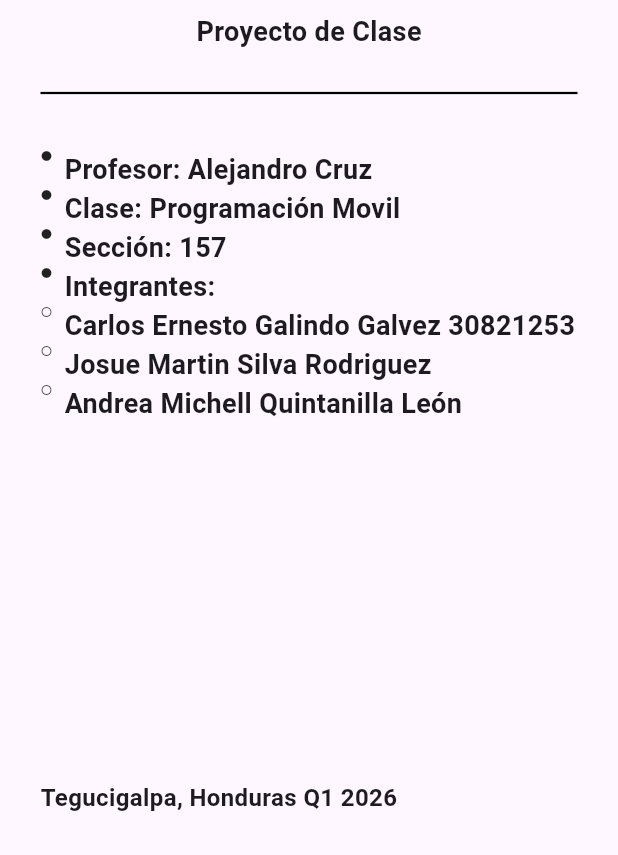
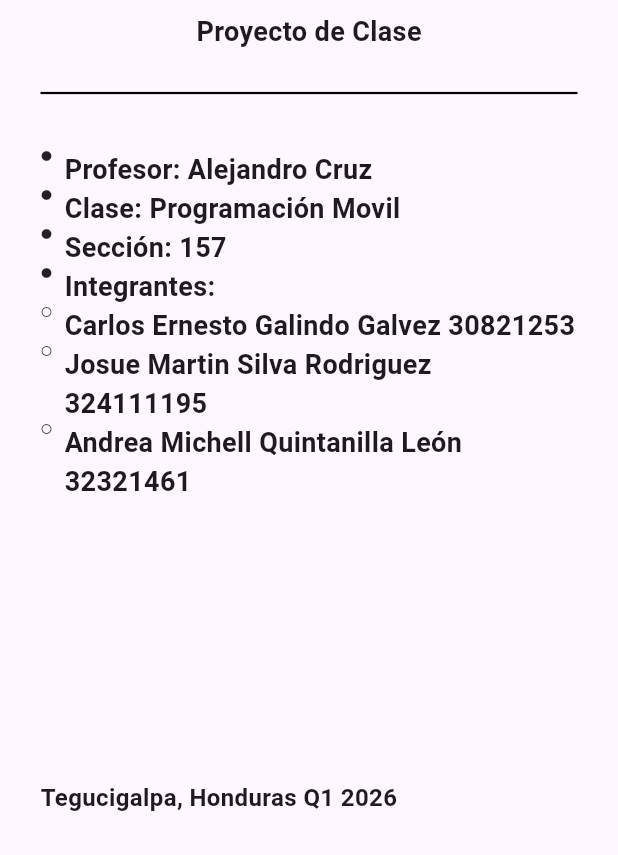
Before and after one commit to Josuesilva1/proyecto_DocuCheck, a Flutter app: the Acercade screen opened by its route, on a phone screen of 412 x 824 dp, the part 381-1236 px from its top. Run offline on Flutter 3.47's test engine with Material 3 defaults, Android fonts, the phone set to English and light mode, and no system bars; our stand-ins replace image_picker; missing offline and left inert: google_mlkit_text_recognition.

Commit message:
Update acercaDe.dart

```diff
--- a/lib/pages/acercaDe.dart
+++ b/lib/pages/acercaDe.dart
@@ -44,8 +44,8 @@ class Acercade extends StatelessWidget {
             bulletItem('Sección: 157'),
             bulletItem('Integrantes:'),
             bulletSubItem('Carlos Ernesto Galindo Galvez 30821253'),
-            bulletSubItem('Josue Martin Silva Rodriguez'),
-            bulletSubItem('Andrea Michell Quintanilla León'),
+            bulletSubItem('Josue Martin Silva Rodriguez 324111195'),
+            bulletSubItem('Andrea Michell Quintanilla León 32321461'),
             Spacer(),
             Text(
               'Tegucigalpa, Honduras Q1 2026',
```
